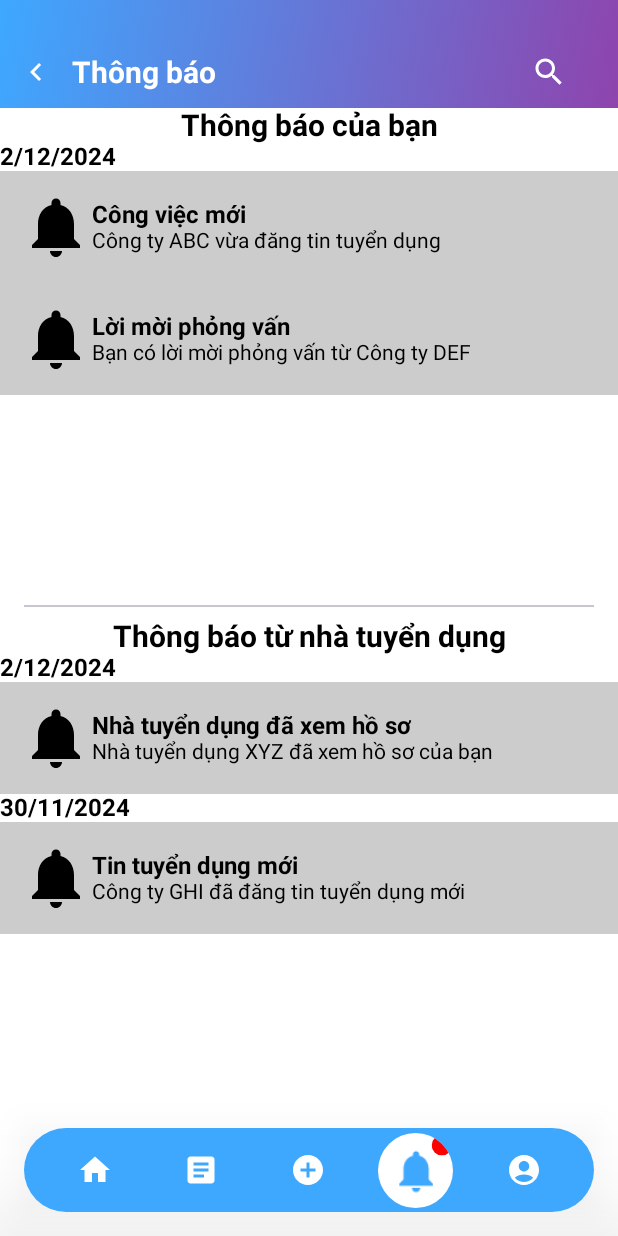
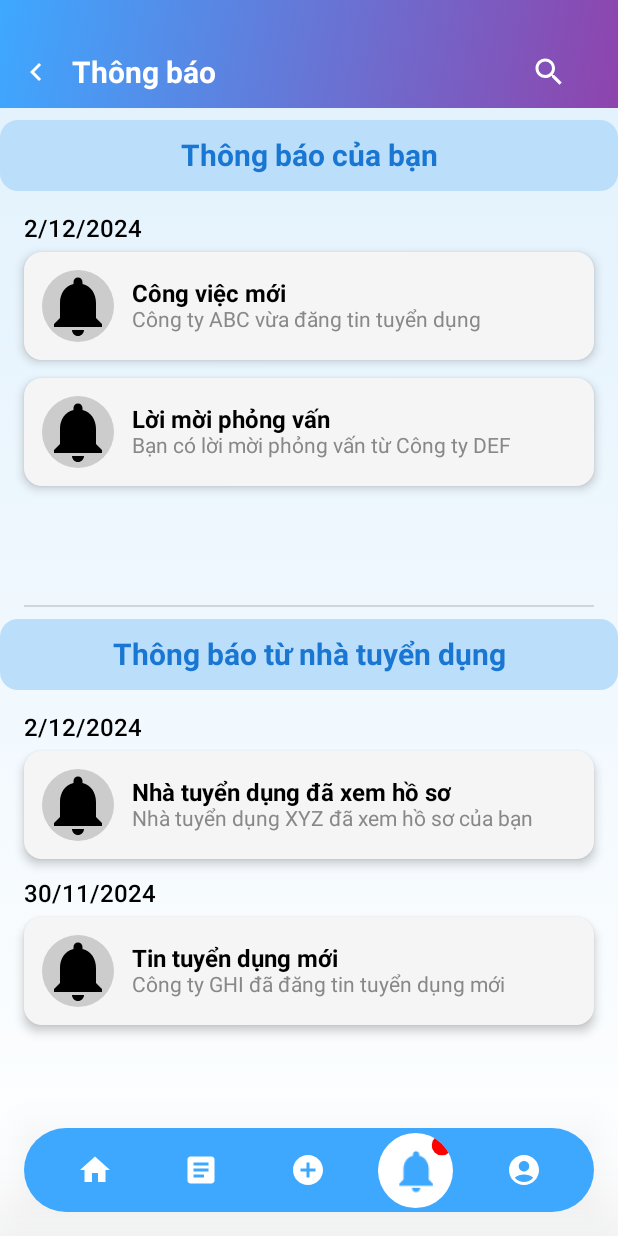
Before and after one commit to ThanhHienIT2004/Job-Search-Application, an Android app built with Jetpack Compose: the NotificationsScreen screen opened through its navigation route, on a phone screen of 412 x 824 dp. Run offline under Robolectric (Android 15) with nearby library versions, the phone set to English and light mode, and no system bars; our stand-ins replace Room's generated code; libraries missing offline, so code that uses them is left out: androidx.room.util; pictures from the network do not load.

Commit message:
chỉnh đẹp lên xíu thông báo

```diff
--- a/app/build.gradle.kts
+++ b/app/build.gradle.kts
@@ -98,6 +98,7 @@ dependencies {
     implementation(libs.androidx.navigation.ui.ktx)
     implementation(libs.firebase.database)
     implementation(libs.firebase.database.ktx)
+    implementation(libs.androidx.room.ktx)
     testImplementation(libs.junit)
     androidTestImplementation(libs.androidx.junit)
     androidTestImplementation(libs.androidx.espresso.core)
--- a/app/src/main/java/com/mobile/jobsearchapplication/ui/screens/NotificationsScreen.kt
+++ b/app/src/main/java/com/mobile/jobsearchapplication/ui/screens/NotificationsScreen.kt
@@ -1,5 +1,6 @@
 package com.mobile.jobsearchapplication.ui.screens
 
+import androidx.compose.animation.animateColorAsState
 import androidx.compose.foundation.Image
 import androidx.compose.foundation.background
 import androidx.compose.foundation.gestures.detectTapGestures
@@ -7,11 +8,13 @@ import androidx.compose.foundation.layout.*
 import androidx.compose.foundation.lazy.LazyColumn
 import androidx.compose.foundation.lazy.items
 import androidx.compose.foundation.shape.CircleShape
-import androidx.compose.foundation.text.input.TextFieldState
+import androidx.compose.foundation.shape.RoundedCornerShape
 import androidx.compose.material3.*
 import androidx.compose.runtime.*
 import androidx.compose.ui.Alignment
 import androidx.compose.ui.Modifier
+import androidx.compose.ui.draw.clip
+import androidx.compose.ui.graphics.Brush
 import androidx.compose.ui.graphics.Color
 import androidx.compose.ui.input.pointer.pointerInput
 import androidx.compose.ui.res.painterResource
@@ -23,6 +26,7 @@ import androidx.compose.ui.unit.sp
 import androidx.lifecycle.viewmodel.compose.viewModel
 import androidx.navigation.NavController
 import androidx.navigation.compose.rememberNavController
+import androidx.room.util.copy
 import com.mobile.jobsearchapplication.data.model.NotificationData
 import com.mobile.jobsearchapplication.ui.components.bottom_bar.BottomNavBarCustom
 import com.mobile.jobsearchapplication.utils.NotificationUtils
@@ -62,19 +66,46 @@ fun NotificationsScreen(
             )
         }
     ) { paddingValues ->
-        Column(
+        Box(
             modifier = Modifier
                 .fillMaxSize()
+                .background(
+                    brush = Brush.verticalGradient(
+                        colors = listOf(Color(0xFFE3F2FD), Color.White)
+                    )
+                )
                 .padding(paddingValues)
-                .windowInsetsPadding(WindowInsets.statusBars),
-            verticalArrangement = Arrangement.spacedBy(8.dp)
+                .windowInsetsPadding(WindowInsets.statusBars)
+
         ) {
-            NotificationSection("Thông báo của bạn", groupedUserNotifications, viewModel, Modifier.weight(1f))
-            Divider(modifier = Modifier.fillMaxWidth().padding(horizontal = 16.dp))
-            NotificationSection("Thông báo từ nhà tuyển dụng", groupedRecruiterNotifications, viewModel, Modifier.weight(1f))
+            Column(
+                modifier = Modifier.fillMaxSize(),
+                verticalArrangement = Arrangement.spacedBy(0.dp),
+
+            ) {
+                NotificationSection(
+                    "Thông báo của bạn",
+                    groupedUserNotifications,
+                    viewModel,
+                    Modifier.weight(1f)
+                )
+                Divider(
+                    modifier = Modifier
+                        .fillMaxWidth()
+                        .padding(horizontal = 16.dp),
+                    color = Color.Gray.copy(alpha = 0.3f)
+                )
+                NotificationSection(
+                    "Thông báo từ nhà tuyển dụng",
+                    groupedRecruiterNotifications,
+                    viewModel,
+                    Modifier.weight(1f)
+                )
+            }
         }
     }
 }
+
 @Composable
 fun NotificationSection(
     title: String,
@@ -84,19 +115,32 @@ fun NotificationSection(
 ) {
     LazyColumn(modifier = modifier.fillMaxHeight()) {
         item {
-            Box(modifier = Modifier.fillMaxWidth()) {
+            Surface(
+                modifier = Modifier
+                    .fillMaxWidth()
+                    .padding(vertical = 8.dp),
+                color = Color(0xFFBBDEFB),
+                shape = RoundedCornerShape(12.dp)
+            ) {
                 Text(
                     text = title,
                     fontSize = 20.sp,
                     fontWeight = FontWeight.Bold,
-                    modifier = Modifier.align(Alignment.Center),
-                    textAlign = TextAlign.Center
+                    modifier = Modifier
+                        .padding(12.dp),
+                    textAlign = TextAlign.Center,
+                    color = Color(0xFF1976D2)
                 )
             }
         }
         notifications.forEach { (dateHeader, items) ->
             item {
-                Text(text = dateHeader, fontWeight = FontWeight.Bold, fontSize = 16.sp)
+                Text(
+                    text = dateHeader,
+                    fontWeight = FontWeight.SemiBold,
+                    fontSize = 16.sp,
+                    modifier = Modifier.padding(start = 16.dp, top = 8.dp)
+                )
             }
             items(items) { notification ->
                 NotificationItem(notification, viewModel)
@@ -107,27 +151,68 @@ fun NotificationSection(
 
 @Composable
 fun NotificationItem(notification: NotificationData, viewModel: NotificationViewModel) {
-    Row(
+    val backgroundColor by animateColorAsState(
+        targetValue = if (notification.isRead) Color(0xFFF5F5F5) else Color.White
+    )
+
+    Card(
         modifier = Modifier
             .fillMaxWidth()
-            .background(if (notification.isRead) Color.LightGray else Color.White) // Đậm nếu chưa xem
-            .padding(13.dp)
+            .padding(horizontal = 16.dp, vertical = 6.dp)
             .pointerInput(Unit) {
-                detectTapGestures { viewModel.markAsRead(notification) } // Đánh dấu đã xem khi nhấn
+                detectTapGestures { viewModel.markAsRead(notification) }
             },
-        verticalAlignment = Alignment.CenterVertically
+        shape = RoundedCornerShape(12.dp),
+        elevation = CardDefaults.cardElevation(defaultElevation = 4.dp),
+        colors = CardColors(
+            containerColor = backgroundColor,
+            contentColor = Color.Black,
+            disabledContainerColor = Color.Gray,
+            disabledContentColor = Color.White
+        )
     ) {
-        Image(
-            painter = painterResource(id = notification.imageRes),
-            contentDescription = "Avatar",
-            modifier = Modifier.size(48.dp)
-        )
-        Column(modifier = Modifier.weight(1f)) {
-            Text(notification.title, fontWeight = FontWeight.Bold, fontSize = 16.sp)
-            Text(notification.description, fontSize = 14.sp)
+        Row(
+            modifier = Modifier
+                .fillMaxWidth()
+                .padding(12.dp),
+            verticalAlignment = Alignment.CenterVertically
+        ) {
+            Box {
+                Image(
+                    painter = painterResource(id = notification.imageRes),
+                    contentDescription = "Avatar",
+                    modifier = Modifier
+                        .size(48.dp)
+                        .clip(CircleShape)
+                        .background(Color.LightGray)
+                )
+                if (!notification.isRead) {
+                    Box(
+                        modifier = Modifier
+                            .size(12.dp)
+                            .align(Alignment.TopEnd)
+                            .background(Color.Red, CircleShape)
+                    )
+                }
+            }
+            Spacer(modifier = Modifier.width(12.dp))
+            Column(modifier = Modifier.weight(1f)) {
+                Text(
+                    text = notification.title,
+                    fontWeight = FontWeight.Bold,
+                    fontSize = 16.sp,
+                    color = if (!notification.isRead) Color(0xFF1976D2) else Color.Black
+                )
+                Text(
+                    text = notification.description,
+                    fontSize = 14.sp,
+                    color = Color.Gray
+                )
+            }
         }
     }
 }
+
 @Preview(showBackground = true)
 @Composable
 fun PreviewNotificationsScreen() {
--- a/gradle/libs.versions.toml
+++ b/gradle/libs.versions.toml
@@ -41,6 +41,7 @@ uiToolingPreview = "1.7.8"
 googleidVersion = "1.1.1"
 firebaseDatabase = "21.0.0"
 firebaseDatabaseKtx = "21.0.0"
+roomKtx = "2.6.1"
 
 [libraries]
 androidx-core-ktx = { group = "androidx.core", name = "core-ktx", version.ref = "coreKtx" }
@@ -94,6 +95,7 @@ ui-tooling-preview = { module = "androidx.compose.ui:ui-tooling-preview", versio
 google-googleid = { group = "com.google.android.libraries.identity.googleid", name = "googleid", version.ref = "googleidVersion" }
 firebase-database = { group = "com.google.firebase", name = "firebase-database", version.ref = "firebaseDatabase" }
 firebase-database-ktx = { group = "com.google.firebase", name = "firebase-database-ktx", version.ref = "firebaseDatabaseKtx" }
+androidx-room-ktx = { group = "androidx.room", name = "room-ktx", version.ref = "roomKtx" }
 
 [plugins]
 android-application = { id = "com.android.application", version.ref = "agp" }
```
